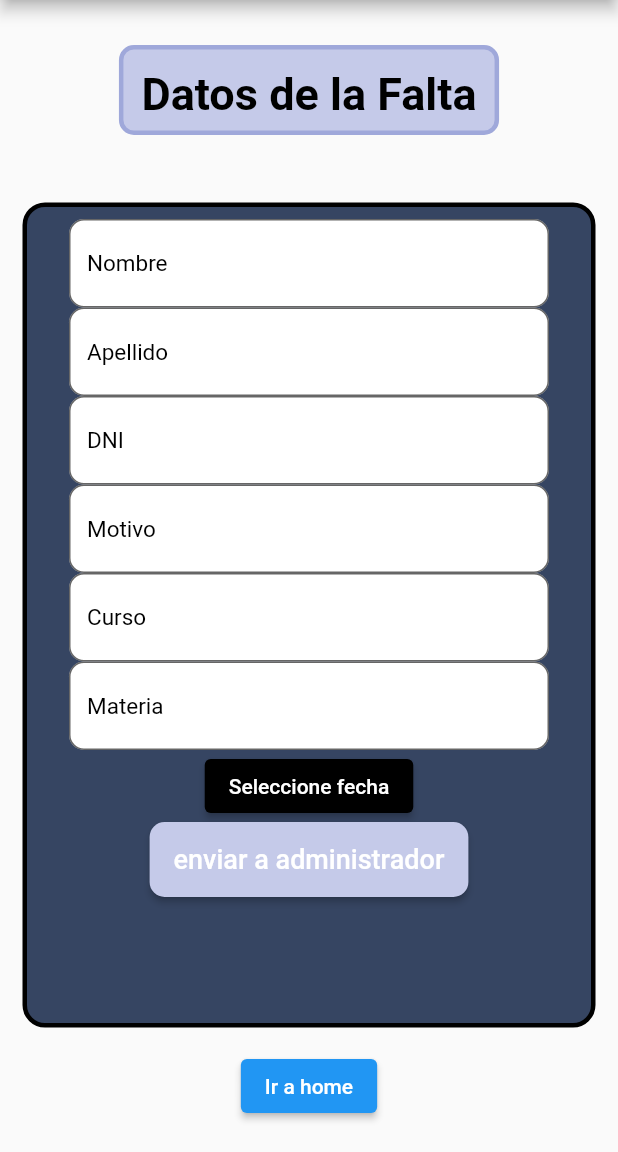
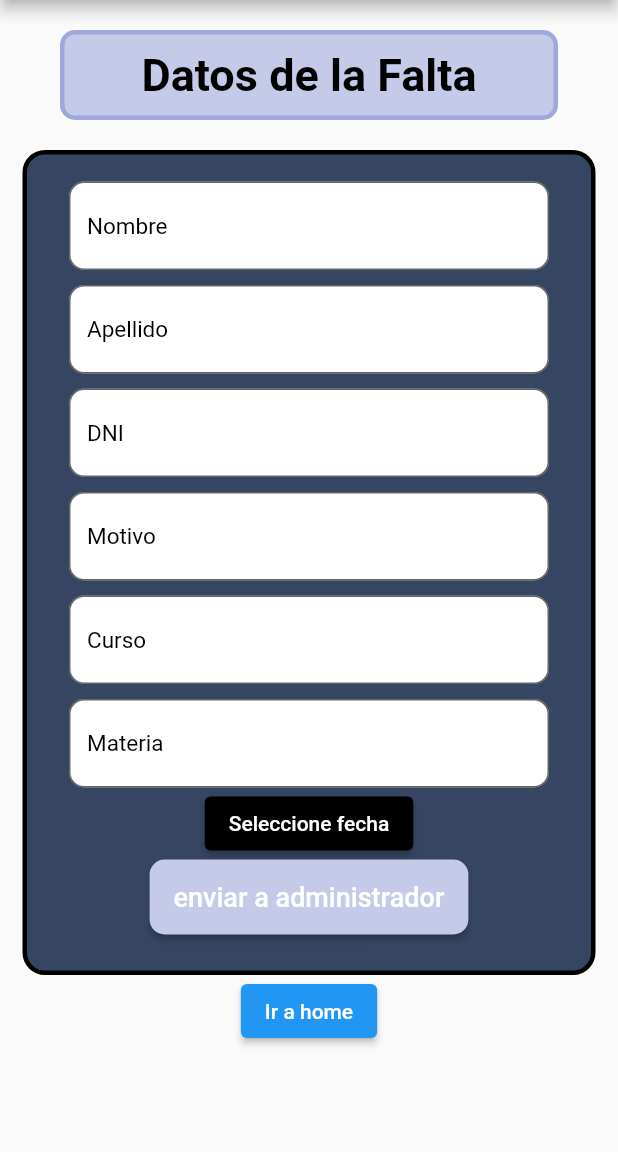
Before and after one commit to Julian-Alcaraz/schollinorder, a Flutter app: the CargarFaltasPage screen opened by its route, on a phone screen of 412 x 824 dp, the part 84-1236 px from its top. Run offline on Flutter 3.47's test engine with Material 2 defaults, Android fonts, the phone set to English and light mode, and no system bars; our stand-ins replace equatable; missing offline and left inert: dart:ffi.

Commit message:
notificar faltas de profesor en profesor page terminado

```diff
--- a/lib/UI/src/pages/profesor/notificarFaltas.dart
+++ b/lib/UI/src/pages/profesor/notificarFaltas.dart
@@ -73,7 +73,7 @@ class _CargarFaltasPageState extends State<CargarFaltasPage> {
             child: _datosDeLaFaltas(),
           ),
           Padding(
-            padding: const EdgeInsets.all(15.0),
+            padding: const EdgeInsets.symmetric(horizontal: 15),
             child: Container(
               width: 500,
               height: 550,
@@ -92,7 +92,8 @@ class _CargarFaltasPageState extends State<CargarFaltasPage> {
                   child: ListView(
                     children: <Widget>[
                       Padding(
-                        padding: const EdgeInsets.symmetric(horizontal: 20),
+                        padding:
+                            const EdgeInsets.only(top: 10, right: 20, left: 20),
                         child: TextFormField(
                           decoration: InputDecoration(
                             hintText: "Nombre",
@@ -114,7 +115,8 @@ class _CargarFaltasPageState extends State<CargarFaltasPage> {
                         ),
                       ),
                       Padding(
-                        padding: const EdgeInsets.symmetric(horizontal: 20),
+                        padding:
+                            const EdgeInsets.only(top: 10, right: 20, left: 20),
                         child: TextFormField(
                           decoration: InputDecoration(
                             hintText: "Apellido",
@@ -136,7 +138,8 @@ class _CargarFaltasPageState extends State<CargarFaltasPage> {
                         ),
                       ),
                       Padding(
-                        padding: const EdgeInsets.symmetric(horizontal: 20),
+                        padding:
+                            const EdgeInsets.only(top: 10, right: 20, left: 20),
                         child: TextFormField(
                           decoration: InputDecoration(
                             hintText: "DNI",
@@ -158,7 +161,8 @@ class _CargarFaltasPageState extends State<CargarFaltasPage> {
                         ),
                       ),
                       Padding(
-                        padding: const EdgeInsets.symmetric(horizontal: 20),
+                        padding:
+                            const EdgeInsets.only(top: 10, right: 20, left: 20),
                         child: TextFormField(
                           decoration: InputDecoration(
                             hintText: "Motivo",
@@ -180,7 +184,8 @@ class _CargarFaltasPageState extends State<CargarFaltasPage> {
                         ),
                       ),
                       Padding(
-                        padding: const EdgeInsets.symmetric(horizontal: 20),
+                        padding:
+                            const EdgeInsets.only(top: 10, right: 20, left: 20),
                         child: TextFormField(
                           decoration: InputDecoration(
                             hintText: "Curso",
@@ -202,8 +207,8 @@ class _CargarFaltasPageState extends State<CargarFaltasPage> {
                         ),
                       ),
                       Padding(
-                        padding: const EdgeInsets.symmetric(horizontal: 20),
-
+                        padding:
+                            const EdgeInsets.only(top: 10, right: 20, left: 20),
                         child: TextFormField(
                           decoration: InputDecoration(
                             hintText: "Materia",
@@ -323,9 +328,9 @@ class _CargarFaltasPageState extends State<CargarFaltasPage> {
   }
 
   Widget _datosDeLaFaltas() {
-    return Container(
-      margin: EdgeInsets.only(top: 30, bottom: 30),
-      padding: EdgeInsets.all(12),
+    return Padding(
+      padding: const EdgeInsets.symmetric(horizontal: 40, vertical: 20),
+      child: Container(
         height: 60,
         decoration: BoxDecoration(
           border: Border.all(
@@ -335,6 +340,7 @@ class _CargarFaltasPageState extends State<CargarFaltasPage> {
           borderRadius: BorderRadius.all(Radius.circular(10)),
           color: Colors.indigo.shade100,
         ),
+        child: Center(
           child: Text(
             "Datos de la Falta",
             style: TextStyle(
@@ -343,6 +349,8 @@ class _CargarFaltasPageState extends State<CargarFaltasPage> {
               fontWeight: FontWeight.bold,
             ),
           ),
+        ),
+      ),
     );
   }
 }
```
Lines whose indentation alone changed are shown as unchanged.
